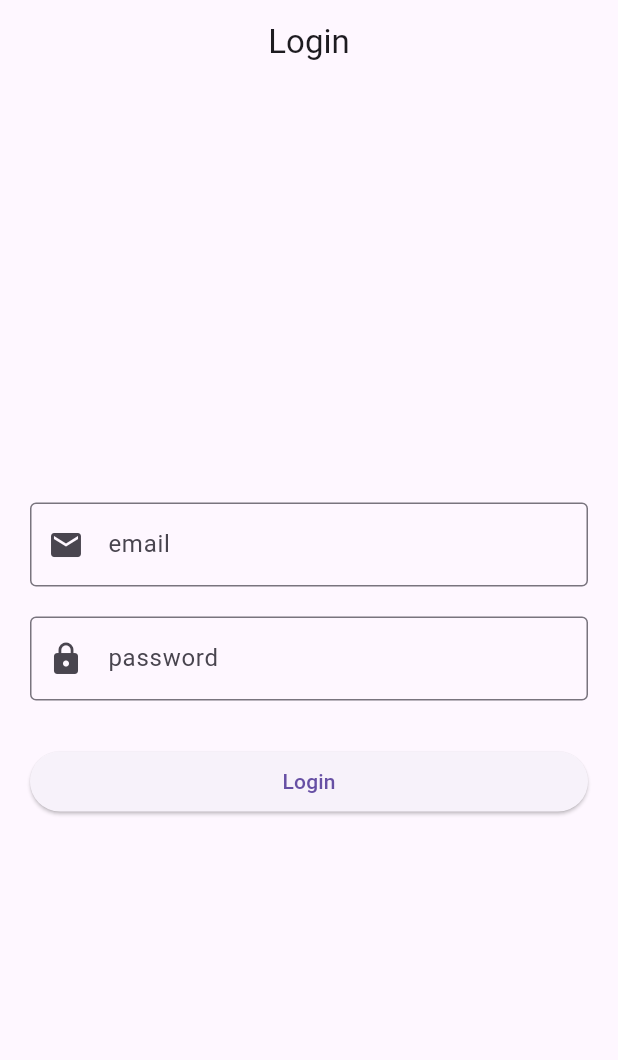
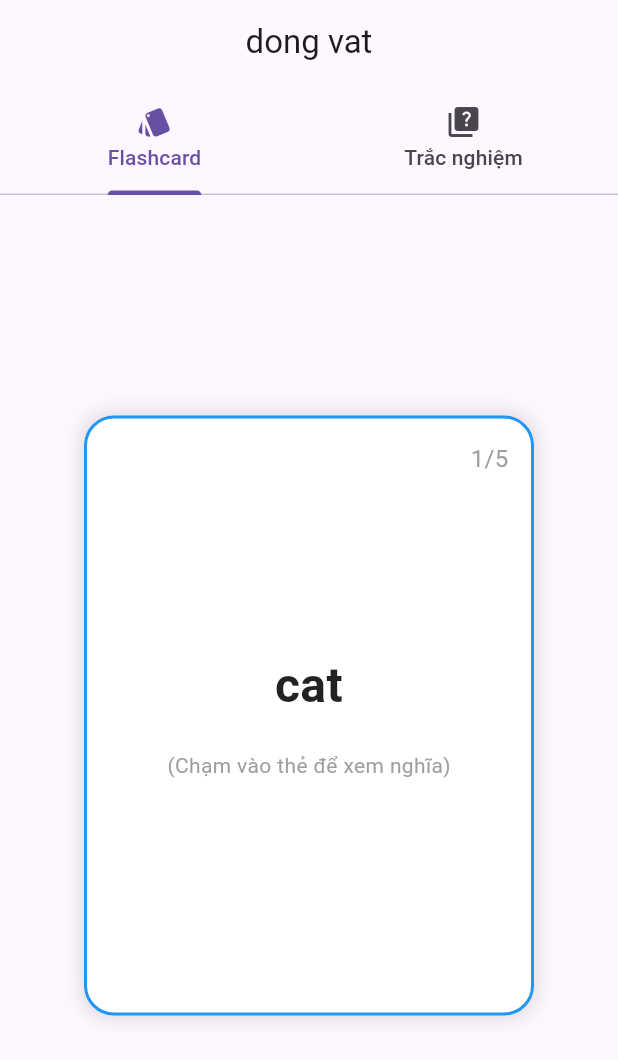
Before and after one commit to khoa20061702/2025_2026_2_3_LTTBDD_N01_Nhom_15, a Flutter app: the screen it shows after launch, on a phone screen of 412 x 824 dp. Shown: the top 1060 px of the screen. Run offline on Flutter 3.47's test engine with Material 3 defaults, Android fonts, the phone set to English and light mode, and no system bars.

Commit message:
Hoan thanh man hinh flashcard va quiz

```diff
--- /dev/null
+++ b/lib/Screens/topic_detail_screen.dart
@@ -0,0 +1,197 @@
+import 'package:flutter/material.dart';
+import '../models/topic.dart';
+import '../models/word.dart';
+
+class TopicDetailScreen extends StatefulWidget {
+  final Topic topic;
+
+  const TopicDetailScreen({super.key, required this.topic});
+
+  @override
+  State<TopicDetailScreen> createState() => _TopicDetailScreenState();
+}
+
+class _TopicDetailScreenState extends State<TopicDetailScreen> {
+  @override
+  Widget build(BuildContext context) {
+    return DefaultTabController(
+      length: 2, // 2 Tab: Flashcard và Trắc nghiệm
+      child: Scaffold(
+        appBar: AppBar(
+          title: Text(widget.topic.title),
+          centerTitle: true,
+          bottom: const TabBar(
+            tabs: [
+              Tab(icon: Icon(Icons.style), text: 'Flashcard'),
+              Tab(icon: Icon(Icons.quiz), text: 'Trắc nghiệm'),
+            ],
+          ),
+        ),
+        body: TabBarView(
+          children: [
+            // TAB 1: FLASHCARD
+            _buildFlashcardTab(widget.topic.words),
+
+            // TAB 2: QUIZ (TRẮC NGHIỆM)
+            _buildQuizTab(widget.topic.words),
+          ],
+        ),
+      ),
+    );
+  }
+
+  // Giao diện Tab Flashcard (Bấm/Lật thẻ để xem nghĩa)
+  Widget _buildFlashcardTab(List<Word> words) {
+    if (words.isEmpty) {
+      return const Center(child: Text('Chưa có từ vựng nào trong chủ đề này'));
+    }
+
+    return PageView.builder(
+      itemCount: words.length,
+      itemBuilder: (context, index) {
+        final word = words[index];
+        return _FlashcardItem(
+          word: word,
+          index: index + 1,
+          total: words.length,
+        );
+      },
+    );
+  }
+
+  // Giao diện Tab Quiz Trắc nghiệm đơn giản
+  Widget _buildQuizTab(List<Word> words) {
+    if (words.isEmpty) {
+      return const Center(child: Text('Không đủ từ vựng để tạo câu hỏi'));
+    }
+
+    return ListView.builder(
+      padding: const EdgeInsets.all(16),
+      itemCount: words.length,
+      itemBuilder: (context, index) {
+        final word = words[index];
+        return Card(
+          margin: const EdgeInsets.only(bottom: 16),
+          child: Padding(
+            padding: const EdgeInsets.all(16.0),
+            child: Column(
+              crossAxisAlignment: CrossAxisAlignment.start,
+              children: [
+                Text(
+                  'Câu ${index + 1}: Từ "${word.english}" nghĩa là gì?',
+                  style: const TextStyle(
+                    fontSize: 18,
+                    fontWeight: FontWeight.bold,
+                  ),
+                ),
+                const SizedBox(height: 12),
+                ElevatedButton(
+                  onPressed: () {
+                    ScaffoldMessenger.of(context).showSnackBar(
+                      SnackBar(
+                        content: Text(
+                          'Chính xác! ${word.english} = ${word.vietnamese}',
+                        ),
+                        backgroundColor: Colors.green,
+                        duration: const Duration(seconds: 1),
+                      ),
+                    );
+                  },
+                  style: ElevatedButton.styleFrom(
+                    minimumSize: const Size(double.infinity, 45),
+                  ),
+                  child: Text(word.vietnamese),
+                ),
+              ],
+            ),
+          ),
+        );
+      },
+    );
+  }
+}
+
+// Widget thẻ Flashcard có hiệu ứng bấm lật xem nghĩa
+class _FlashcardItem extends StatefulWidget {
+  final Word word;
+  final int index;
+  final int total;
+
+  const _FlashcardItem({
+    required this.word,
+    required this.index,
+    required this.total,
+  });
+
+  @override
+  State<_FlashcardItem> createState() => _FlashcardItemState();
+}
+
+class _FlashcardItemState extends State<_FlashcardItem> {
+  bool showVietnamese = false;
+
+  @override
+  Widget build(BuildContext context) {
+    return Center(
+      child: GestureDetector(
+        onTap: () {
+          setState(() {
+            showVietnamese = !showVietnamese; // Đổi trạng thái hiển thị
+          });
+        },
+        child: Container(
+          width: 300,
+          height: 400,
+          margin: const EdgeInsets.all(20),
+          decoration: BoxDecoration(
+            color: showVietnamese ? Colors.blue.shade50 : Colors.white,
+            borderRadius: BorderRadius.circular(20),
+            border: Border.all(color: Colors.blue, width: 2),
+            boxShadow: const [
+              BoxShadow(color: Colors.black12, blurRadius: 10, spreadRadius: 2),
+            ],
+          ),
+          child: Stack(
+            children: [
+              // Đếm số trang (Ví dụ: 1/5)
+              Positioned(
+                top: 15,
+                right: 15,
+                child: Text(
+                  '${widget.index}/${widget.total}',
+                  style: const TextStyle(color: Colors.grey, fontSize: 16),
+                ),
+              ),
+              // Nội dung thẻ
+              Center(
+                child: Column(
+                  mainAxisAlignment: MainAxisAlignment.center,
+                  children: [
+                    Text(
+                      showVietnamese
+                          ? widget.word.vietnamese
+                          : widget.word.english,
+                      textAlign: TextAlign.center,
+                      style: TextStyle(
+                        fontSize: 32,
+                        fontWeight: FontWeight.bold,
+                        color: showVietnamese ? Colors.blue : Colors.black87,
+                      ),
+                    ),
+                    const SizedBox(height: 20),
+                    Text(
+                      showVietnamese
+                          ? '(Tiếng Việt)'
+                          : '(Chạm vào thẻ để xem nghĩa)',
+                      style: const TextStyle(color: Colors.grey, fontSize: 14),
+                    ),
+                  ],
+                ),
+              ),
+            ],
+          ),
+        ),
+      ),
+    );
+  }
+}
--- a/lib/data/fake_data.dart
+++ b/lib/data/fake_data.dart
@@ -36,3 +36,4 @@ List<Topic> topicList = [
       Word(english: 'map', vietnamese: 'ban do'),
     ],
   ),
+];
--- a/lib/main.dart
+++ b/lib/main.dart
@@ -1,5 +1,7 @@
 import 'package:flutter/material.dart';
-import 'screens/login_screen.dart';
+import 'Screens/login_screen.dart';
+import 'Screens/topic_detail_screen.dart';
+import 'data/fake_data.dart';
 
 void main() {
   runApp(const MyApp());
@@ -12,8 +14,7 @@ class MyApp extends StatelessWidget {
   Widget build(BuildContext context) {
     return MaterialApp(
       debugShowCheckedModeBanner: false,
-      home: const LoginScreen(),
-
+      home: TopicDetailScreen(topic: topicList[0]),
     );
   }
 }
--- /dev/null
+++ b/lib/models/topic.dart
@@ -0,0 +1,10 @@
+import 'package:flutter/material.dart';
+import 'word.dart';
+
+class Topic {
+  final String title;
+  final IconData icon;
+  final List<Word> words;
+
+  Topic({required this.title, required this.icon, required this.words});
+}
--- /dev/null
+++ b/lib/models/word.dart
@@ -0,0 +1,6 @@
+class Word {
+  final String english;
+  final String vietnamese;
+
+  Word({required this.english, required this.vietnamese});
+}
--- a/pubspec.yaml
+++ b/pubspec.yaml
@@ -2,7 +2,7 @@ name: vocab_learning_app
 description: "A new Flutter project."
 # The following line prevents the package from being accidentally published to
 # pub.dev using `flutter pub publish`. This is preferred for private packages.
-publish_to: 'none' # Remove this line if you wish to publish to pub.dev
+publish_to: "none" # Remove this line if you wish to publish to pub.dev
 
 # The following defines the version and build number for your application.
 # A version number is three numbers separated by dots, like 1.2.43
@@ -19,7 +19,7 @@ publish_to: 'none' # Remove this line if you wish to publish to pub.dev
 version: 1.0.0+1
 
 environment:
-  sdk: ^3.12.0
+  sdk: ">=3.10.0 <4.0.0"
 
 # Dependencies specify other packages that your package needs in order to work.
 # To automatically upgrade your package dependencies to the latest versions
@@ -51,7 +51,6 @@ dev_dependencies:
 
 # The following section is specific to Flutter packages.
 flutter:
-
   # The following line ensures that the Material Icons font is
   # included with your application, so that you can use the icons in
   # the material Icons class.
```
Also changed, not shown: lib/Screens/register_screen.dart (added), lib/Screens/splash_screen.dart (added), pubspec.lock, 1 other file.
